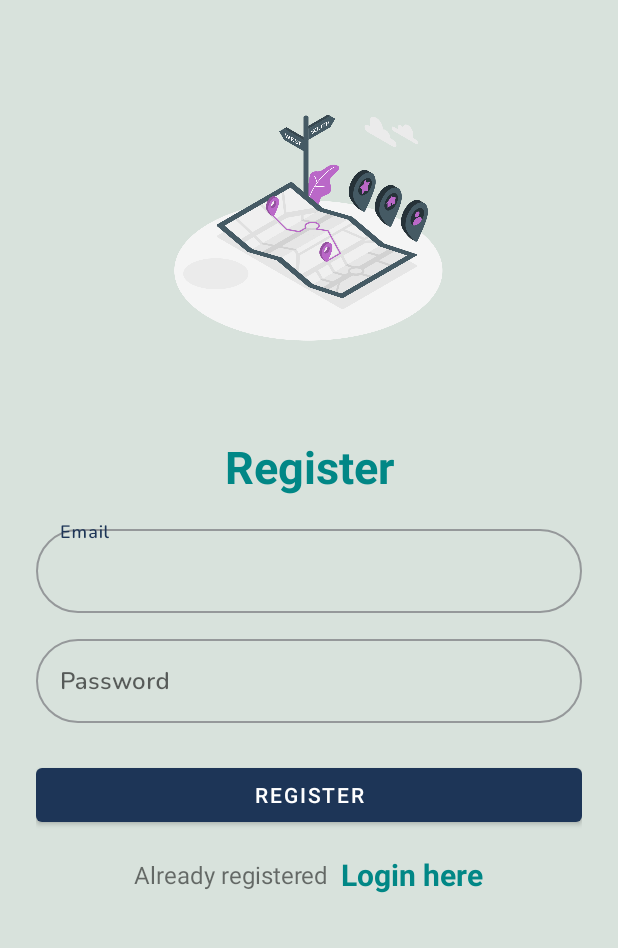
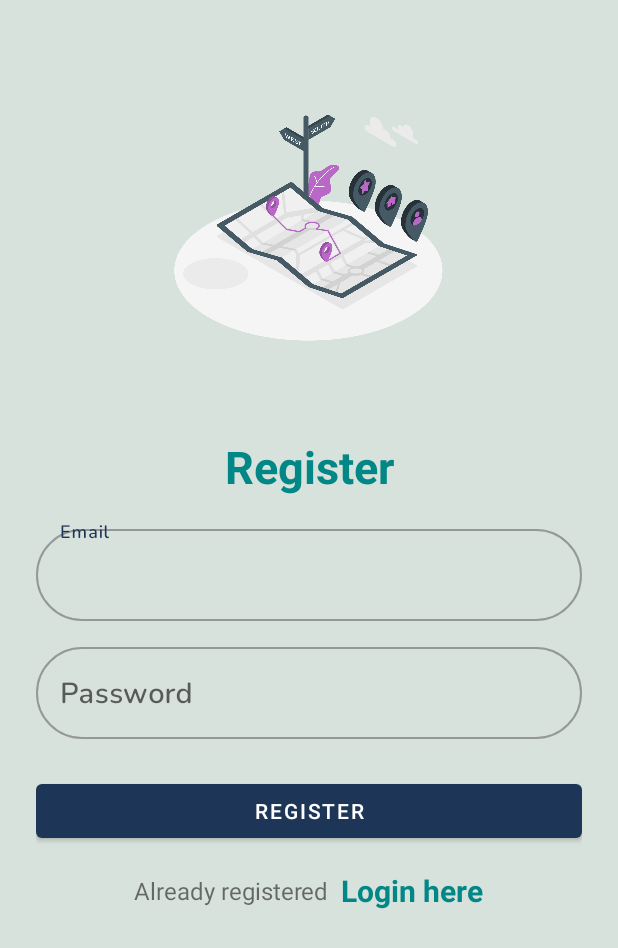
Before and after one commit to Naphtali-cpu/Tracee-App, an Android app: the RegisterActivity screen opened directly, with no data from a screen before it, on a phone screen of 412 x 824 dp. Shown: the top 948 px of the screen. Run offline under Robolectric (Android 15) with nearby library versions, the phone set to English and light mode, and no system bars; our stand-ins replace Firebase (no records; nobody signed in at launch, a user with empty details on screens opened directly).

Commit message:
Increased font size for all hints

```diff
--- a/app/src/main/res/layout/activity_login.xml
+++ b/app/src/main/res/layout/activity_login.xml
@@ -40,6 +40,7 @@
                 android:layout_width="match_parent"
                 android:layout_height="wrap_content"
                 android:hint="Email"
+                android:textSize="19sp"
                 android:fontFamily="@font/nunito_semibold"
                 android:background="@drawable/search_layout"
                 android:inputType="textEmailAddress"/>
@@ -54,6 +55,7 @@
                 android:layout_width="match_parent"
                 android:layout_height="wrap_content"
                 android:hint="Password"
+                android:textSize="19sp"
                 android:fontFamily="@font/nunito_semibold"
                 android:background="@drawable/search_layout"
                 android:inputType="textPassword"/>
--- a/app/src/main/res/layout/activity_register.xml
+++ b/app/src/main/res/layout/activity_register.xml
@@ -40,6 +40,7 @@
                 android:layout_width="match_parent"
                 android:layout_height="wrap_content"
                 android:hint="Email"
+                android:textSize="19sp"
                 android:fontFamily="@font/nunito_semibold"
                 android:background="@drawable/search_layout"
                 android:inputType="textEmailAddress"/>
@@ -54,6 +55,7 @@
                 android:layout_width="match_parent"
                 android:layout_height="wrap_content"
                 android:hint="Password"
+                android:textSize="19sp"
                 android:fontFamily="@font/nunito_semibold"
                 android:background="@drawable/search_layout"
                 android:inputType="textPassword"/>
```
